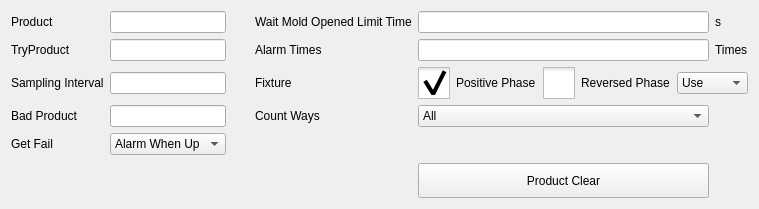
This is hcsettings/ichcproductsettingframe.ui in dongdong-2009/3-5AxisRobot as Qt 5 draws it before an edit. The edited form follows.
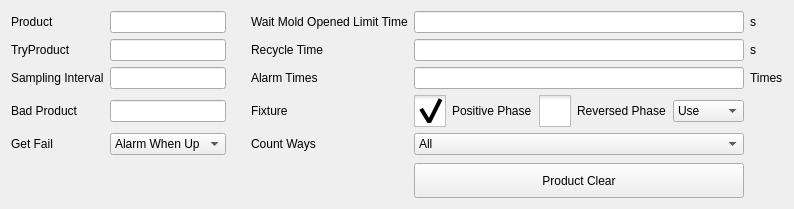
This is the edited form. Icons and pictures are not drawn. Custom widgets are drawn as their Qt base class.

```diff
--- a/hcsettings/ichcproductsettingframe.ui
+++ b/hcsettings/ichcproductsettingframe.ui
@@ -6,7 +6,7 @@
    <rect>
     <x>0</x>
     <y>0</y>
-    <width>759</width>
+    <width>794</width>
     <height>209</height>
    </rect>
   </property>
@@ -20,23 +20,6 @@
    <enum>QFrame::Plain</enum>
   </property>
   <layout class="QGridLayout" name="gridLayout">
-   <item row="1" column="5">
-    <widget class="ICLineEditWithVirtualNumericKeypad" name="alarmTimesEdit"/>
-   </item>
-   <item row="1" column="3">
-    <widget class="QLabel" name="label_5">
-     <property name="text">
-      <string>Alarm Times</string>
-     </property>
-    </widget>
-   </item>
-   <item row="1" column="6">
-    <widget class="QLabel" name="label_6">
-     <property name="text">
-      <string>Times</string>
-     </property>
-    </widget>
-   </item>
    <item row="1" column="1">
     <widget class="ICLineEditWithVirtualNumericKeypad" name="tryProductEdit"/>
    </item>
@@ -122,16 +105,6 @@
    <item row="2" column="1">
     <widget class="ICLineEditWithVirtualNumericKeypad" name="samplingEdit"/>
    </item>
-   <item row="2" column="3">
-    <widget class="QLabel" name="label_17">
-     <property name="styleSheet">
-      <string notr="true">height:27px ;</string>
-     </property>
-     <property name="text">
-      <string>Fixture</string>
-     </property>
-    </widget>
-   </item>
    <item row="5" column="0">
     <widget class="QLabel" name="label_10">
      <property name="text">
@@ -153,20 +126,27 @@
      </item>
     </widget>
    </item>
-   <item row="3" column="3">
-    <widget class="QLabel" name="label_18">
-     <property name="styleSheet">
-      <string notr="true">height:27px ;</string>
-     </property>
-     <property name="text">
-      <string>Count Ways</string>
-     </property>
-    </widget>
-   </item>
    <item row="3" column="1">
     <widget class="ICLineEditWithVirtualNumericKeypad" name="samplingEdit_3"/>
    </item>
-   <item row="3" column="5">
+   <item row="3" column="0">
+    <widget class="QLabel" name="label_9">
+     <property name="text">
+      <string>Bad Product</string>
+     </property>
+    </widget>
+   </item>
+   <item row="5" column="3">
+    <widget class="QLabel" name="label_18">
+     <property name="styleSheet">
+      <string notr="true">height:27px ;</string>
+     </property>
+     <property name="text">
+      <string>Count Ways</string>
+     </property>
+    </widget>
+   </item>
+   <item row="5" column="5">
     <widget class="QComboBox" name="countUnitBox">
      <item>
       <property name="text">
@@ -200,14 +180,17 @@
      </item>
     </widget>
    </item>
-   <item row="3" column="0">
-    <widget class="QLabel" name="label_9">
+   <item row="3" column="3">
+    <widget class="QLabel" name="label_17">
+     <property name="styleSheet">
+      <string notr="true">height:27px ;</string>
+     </property>
      <property name="text">
-      <string>Bad Product</string>
+      <string>Fixture</string>
      </property>
     </widget>
    </item>
-   <item row="2" column="5" colspan="2">
+   <item row="3" column="5">
     <layout class="QHBoxLayout" name="horizontalLayout_2">
      <item>
       <widget class="QCheckBox" name="positiveCheckBox">
@@ -310,6 +293,40 @@
      </item>
     </layout>
    </item>
+   <item row="2" column="3">
+    <widget class="QLabel" name="label_5">
+     <property name="text">
+      <string>Alarm Times</string>
+     </property>
+    </widget>
+   </item>
+   <item row="2" column="5">
+    <widget class="ICLineEditWithVirtualNumericKeypad" name="alarmTimesEdit"/>
+   </item>
+   <item row="2" column="6">
+    <widget class="QLabel" name="label_6">
+     <property name="text">
+      <string>Times</string>
+     </property>
+    </widget>
+   </item>
+   <item row="1" column="6">
+    <widget class="QLabel" name="label_11">
+     <property name="text">
+      <string>s</string>
+     </property>
+    </widget>
+   </item>
+   <item row="1" column="5">
+    <widget class="ICLineEditWithVirtualNumericKeypad" name="recycleTimeEdit"/>
+   </item>
+   <item row="1" column="3">
+    <widget class="QLabel" name="label_3">
+     <property name="text">
+      <string>Recycle Time</string>
+     </property>
+    </widget>
+   </item>
   </layout>
  </widget>
  <customwidgets>
```
